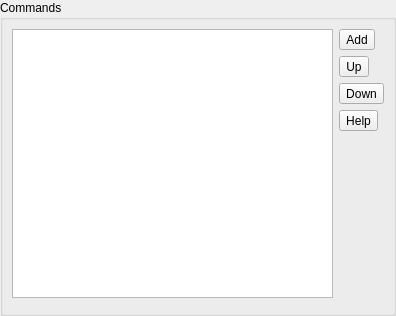
testmana2/mks, file v2/branches/dev/monkey/src/xupmanager/gui/CommandsEditor.ui: the form before one commit.
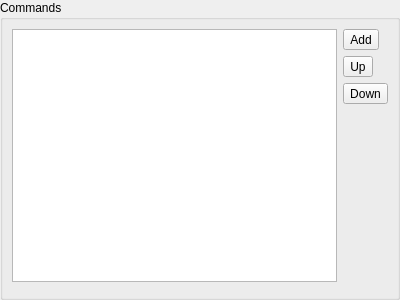
The form after the commit. Icons and pictures are not drawn. Custom widgets are drawn as their Qt base class.

Commit message: Remove help button, it's now handled in CommandEditor widget.

What changed in the file:
```diff
--- a/v2/branches/dev/monkey/src/xupmanager/gui/CommandsEditor.ui
+++ b/v2/branches/dev/monkey/src/xupmanager/gui/CommandsEditor.ui
@@ -6,8 +6,8 @@
    <rect>
     <x>0</x>
     <y>0</y>
-    <width>396</width>
-    <height>316</height>
+    <width>400</width>
+    <height>300</height>
    </rect>
   </property>
   <property name="windowTitle">
@@ -66,7 +66,7 @@
         </property>
        </widget>
       </item>
-      <item row="4" column="1">
+      <item row="3" column="1">
        <spacer name="horizontalSpacer_2">
         <property name="orientation">
          <enum>Qt::Vertical</enum>
@@ -82,7 +82,7 @@
       <item row="5" column="0" colspan="2">
        <widget class="CommandEditor" name="ceCommand"/>
       </item>
-      <item row="0" column="0" rowspan="5">
+      <item row="0" column="0" rowspan="4">
        <widget class="QTreeView" name="tvCommands">
         <property name="editTriggers">
          <set>QAbstractItemView::NoEditTriggers</set>
@@ -95,17 +95,6 @@
         </property>
        </widget>
       </item>
-      <item row="3" column="1">
-       <widget class="QToolButton" name="tbHelp">
-        <property name="text">
-         <string>Help</string>
-        </property>
-        <property name="icon">
-         <iconset resource="../../resources/resources.qrc">
-          <normaloff>:/tools/icons/tools/help.png</normaloff>:/tools/icons/tools/help.png</iconset>
-        </property>
-       </widget>
-      </item>
      </layout>
     </widget>
    </item>
```
Left out of the diff: 2 changed lines with no effect on the pictures. The commit also changes 2 other files.
